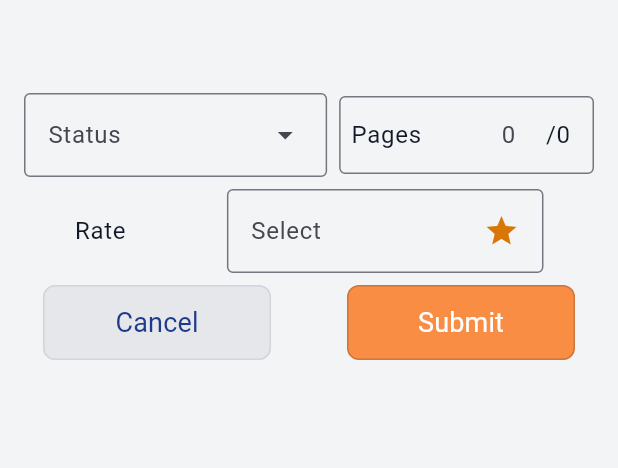
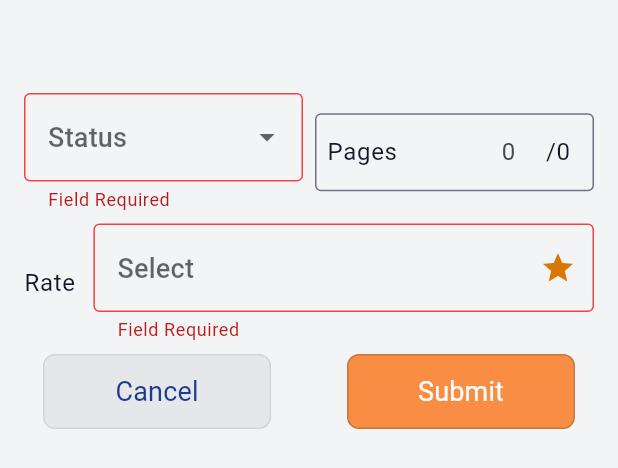
Before and after one commit to itssss-sweta/Book-Review-Frontend, a Flutter app: the BookDetailBottomSheet widget shown alone on an empty page, opened directly with empty values, after a tap on "Submit", on a phone screen of 412 x 824 dp. Shown: the top 468 px of the screen. Run offline on Flutter 3.47's test engine with Material 3 defaults, Android fonts, the light colour scheme and no system bars; our stand-ins replace bloc, cached_network_image, dio, flutter_bloc, flutter_rating_bar, loading_animation_widget and 3 more; accounts and stored records are empty.

Commit message:
fix: validate the add to list fields

```diff
--- a/lib/src/features/homepage/presentation/widgets/book_detail_bottom_sheet.dart
+++ b/lib/src/features/homepage/presentation/widgets/book_detail_bottom_sheet.dart
@@ -1,4 +1,5 @@
 import 'package:book_review/src/core/styles/app_colors.dart';
+import 'package:book_review/src/core/utils/constant/regex.dart';
 import 'package:book_review/src/features/account/domain/models/my_list_model.dart';
 import 'package:book_review/src/features/homepage/domain/models/book_list_model.dart';
 import 'package:book_review/src/features/homepage/presentation/bloc/homepage_bloc.dart';
@@ -22,9 +23,11 @@ class BookDetailBottomSheet extends StatefulWidget {
 class _BookDetailBottomSheetState extends State<BookDetailBottomSheet> {
   final TextEditingController pageController = TextEditingController();
 
-  final TextEditingController statusController = TextEditingController();
+  double? rate;
 
-  final TextEditingController rateController = TextEditingController();
+  String? status;
+
+  final GlobalKey<FormState> formKey = GlobalKey<FormState>();
 
   @override
   Widget build(BuildContext context) {
@@ -38,6 +41,8 @@ class _BookDetailBottomSheetState extends State<BookDetailBottomSheet> {
         right: 16.0,
       ),
       child: SingleChildScrollView(
+        child: Form(
+          key: formKey,
           child: Column(
             mainAxisSize: MainAxisSize.min,
             crossAxisAlignment: CrossAxisAlignment.start,
@@ -62,6 +67,7 @@ class _BookDetailBottomSheetState extends State<BookDetailBottomSheet> {
                 mainAxisAlignment: MainAxisAlignment.spaceAround,
                 children: [
                   Text('Rate', style: Theme.of(context).textTheme.labelMedium),
+                  const SizedBox(width: 12.0),
                   _buildRateDropDown(),
                 ],
               ),
@@ -86,15 +92,17 @@ class _BookDetailBottomSheetState extends State<BookDetailBottomSheet> {
                     child: BasePrimaryButton(
                       buttonColor: AppColors.secondaryColor.withOpacity(0.8),
                       onPressed: () {
+                        if (formKey.currentState?.validate() ?? false) {
                           homeBloc.add(AddToListEvent(
                               book: widget.book,
                               status: StatusModel(
                                   pages: int.parse(pageController.text.isEmpty
                                       ? '0'
                                       : pageController.text),
-                              rating: double.parse(rateController.value.text),
-                              status: statusController.value.text)));
+                                  rating: rate ?? 0.0,
+                                  status: status)));
                           Navigator.pop(context);
+                        }
                       },
                       label: 'Submit',
                       borderRadius: 8.0,
@@ -105,31 +113,68 @@ class _BookDetailBottomSheetState extends State<BookDetailBottomSheet> {
             ],
           ),
         ),
+      ),
     );
   }
 
   _buildStatusDropDown() {
-    return DropdownMenu(
-      controller: statusController,
-      onSelected: (value) {
-        statusController.text = value ?? '';
+    return Flexible(
+      child: DropdownButtonFormField(
+        validator: (value) {
+          if (value.isNullOrEmpty) {
+            return 'Field Required';
+          }
+          return null;
+        },
+        value: status,
+        onChanged: (value) {
+          status = value;
+          if (value == 'Completed') {
             pageController.text = (widget.book.pageCount ?? 0).toString();
+          }
         },
+        decoration: const InputDecoration(
           hintText: 'Status',
-      dropdownMenuEntries: const [
-        DropdownMenuEntry(label: 'Reading', value: 'Reading'),
-        DropdownMenuEntry(label: 'Completed', value: 'Completed'),
-        DropdownMenuEntry(label: 'On Hold', value: 'On Hold'),
-        DropdownMenuEntry(label: 'Plan to Read', value: 'Plan to Read'),
-        DropdownMenuEntry(label: 'Dropped', value: 'Dropped'),
+          border: OutlineInputBorder(
+            borderRadius: BorderRadius.all(Radius.circular(4.0)),
+            borderSide: BorderSide(
+              color: AppColors.secondaryTextColor,
+            ),
+          ),
+          enabledBorder: OutlineInputBorder(
+            borderRadius: BorderRadius.all(Radius.circular(4.0)),
+            borderSide: BorderSide(
+              color: AppColors.secondaryTextColor,
+            ),
+          ),
+          focusedBorder: OutlineInputBorder(
+            borderRadius: BorderRadius.all(Radius.circular(4.0)),
+            borderSide: BorderSide(
+              color: AppColors.secondaryTextColor,
+            ),
+          ),
+          errorBorder: OutlineInputBorder(
+            borderRadius: BorderRadius.all(Radius.circular(4.0)),
+            borderSide: BorderSide(
+              color: AppColors.errorColor,
+            ),
+          ),
+        ),
+        items: const [
+          DropdownMenuItem(value: 'Reading', child: Text('Reading')),
+          DropdownMenuItem(value: 'Completed', child: Text('Completed')),
+          DropdownMenuItem(value: 'On Hold', child: Text('On Hold')),
+          DropdownMenuItem(value: 'Plan to Read', child: Text('Plan to Read')),
+          DropdownMenuItem(value: 'Dropped', child: Text('Dropped')),
         ],
+      ),
     );
   }
 
   _buildPageInputField() {
     return Flexible(
       child: TextFormField(
-        enabled: statusController.text == 'Completed' ? false : true,
+        enabled: status == 'Completed' ? false : true,
         controller: pageController,
         keyboardType: TextInputType.number,
         textAlign: TextAlign.end,
@@ -166,26 +211,68 @@ class _BookDetailBottomSheetState extends State<BookDetailBottomSheet> {
             borderRadius: BorderRadius.circular(4),
             borderSide: const BorderSide(color: AppColors.secondaryTextColor),
           ),
+          enabledBorder: OutlineInputBorder(
+            borderRadius: BorderRadius.circular(4),
+            borderSide: const BorderSide(color: AppColors.secondaryTextColor),
+          ),
+          errorBorder: OutlineInputBorder(
+            borderRadius: BorderRadius.circular(4),
+            borderSide: const BorderSide(color: AppColors.errorColor),
+          ),
         ),
       ),
     );
   }
 
   _buildRateDropDown() {
-    return DropdownMenu(
-      controller: rateController,
+    return Flexible(
+      child: DropdownButtonFormField(
+        validator: (value) {
+          if (value == null || value <= 0) {
+            return 'Field Required';
+          }
+          return null;
+        },
+        value: rate,
+        onChanged: (value) {
+          rate = value;
+        },
+        decoration: const InputDecoration(
+          suffixIcon: Icon(Icons.star, color: AppColors.accentColor),
           hintText: 'Select',
-      onSelected: (value) {
-        rateController.text = value ?? '0';
-      },
-      trailingIcon: const Icon(Icons.star, color: AppColors.accentColor),
-      dropdownMenuEntries: const [
-        DropdownMenuEntry(label: '(5) Excellent', value: '5'),
-        DropdownMenuEntry(label: '(4) Very Good', value: '4'),
-        DropdownMenuEntry(label: '(3) Good', value: '3'),
-        DropdownMenuEntry(label: '(2) Average', value: '2'),
-        DropdownMenuEntry(label: '(1) Bad', value: '1'),
+          enabledBorder: OutlineInputBorder(
+            borderRadius: BorderRadius.all(Radius.circular(4.0)),
+            borderSide: BorderSide(
+              color: AppColors.secondaryTextColor,
+            ),
+          ),
+          border: OutlineInputBorder(
+            borderRadius: BorderRadius.all(Radius.circular(4.0)),
+            borderSide: BorderSide(
+              color: AppColors.secondaryTextColor,
+            ),
+          ),
+          focusedBorder: OutlineInputBorder(
+            borderRadius: BorderRadius.all(Radius.circular(4.0)),
+            borderSide: BorderSide(
+              color: AppColors.secondaryTextColor,
+            ),
+          ),
+          errorBorder: OutlineInputBorder(
+            borderRadius: BorderRadius.all(Radius.circular(4.0)),
+            borderSide: BorderSide(
+              color: AppColors.errorColor,
+            ),
+          ),
+        ),
+        items: const [
+          DropdownMenuItem(value: 5.0, child: Text('(5) Excellent')),
+          DropdownMenuItem(value: 4.0, child: Text('(4) Very Good')),
+          DropdownMenuItem(value: 3.0, child: Text('(3) Good')),
+          DropdownMenuItem(value: 2.0, child: Text('(2) Average')),
+          DropdownMenuItem(value: 1.0, child: Text('(1) Bad')),
         ],
+      ),
     );
   }
 }
```
Lines whose indentation alone changed are shown as unchanged.
